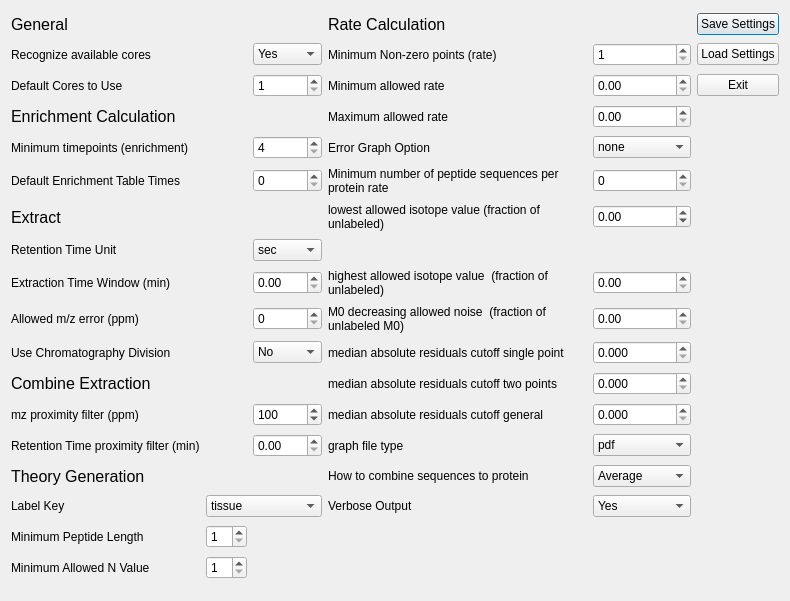
Qt form ui_files/Settings_Menu.ui (JC-Price/DeuteRater-H) before a commit.
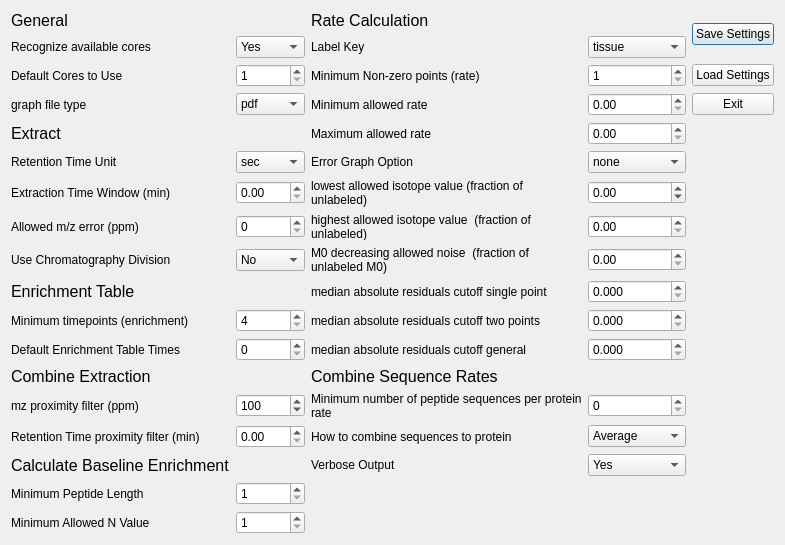
The same form after that commit.

The edit to the form file:
```diff
--- a/ui_files/Settings_Menu.ui
+++ b/ui_files/Settings_Menu.ui
@@ -6,212 +6,55 @@
    <rect>
     <x>0</x>
     <y>0</y>
-    <width>790</width>
-    <height>601</height>
+    <width>785</width>
+    <height>545</height>
    </rect>
   </property>
   <property name="windowTitle">
    <string>Dialog</string>
   </property>
   <layout class="QGridLayout" name="gridLayout">
-   <item row="0" column="0">
-    <widget class="QLabel" name="label_5">
-     <property name="font">
-      <font>
-       <pointsize>12</pointsize>
-      </font>
-     </property>
-     <property name="text">
-      <string>General</string>
-     </property>
-    </widget>
-   </item>
-   <item row="0" column="4">
-    <widget class="QLabel" name="label_4">
-     <property name="font">
-      <font>
-       <pointsize>12</pointsize>
-      </font>
-     </property>
-     <property name="text">
-      <string>Rate Calculation</string>
-     </property>
-    </widget>
-   </item>
-   <item row="0" column="6">
-    <widget class="QPushButton" name="SaveButton">
-     <property name="text">
-      <string>Save Settings</string>
-     </property>
-    </widget>
-   </item>
-   <item row="1" column="0">
-    <widget class="QLabel" name="label_9">
-     <property name="text">
-      <string>Recognize available cores</string>
-     </property>
-    </widget>
-   </item>
-   <item row="1" column="2">
-    <widget class="QComboBox" name="recognize_available_cores">
-     <item>
-      <property name="text">
-       <string>Yes</string>
-      </property>
-     </item>
-     <item>
-      <property name="text">
-       <string>No</string>
-      </property>
-     </item>
-    </widget>
-   </item>
-   <item row="1" column="4">
-    <widget class="QLabel" name="label_26">
-     <property name="text">
-      <string>Minimum Non-zero points (rate)</string>
-     </property>
-     <property name="wordWrap">
-      <bool>true</bool>
-     </property>
-    </widget>
-   </item>
-   <item row="1" column="5">
-    <widget class="QSpinBox" name="minimum_nonzero_points_rate">
+   <item row="19" column="1">
+    <widget class="QSpinBox" name="min_allowed_n_value">
      <property name="minimum">
       <number>1</number>
      </property>
-    </widget>
-   </item>
-   <item row="1" column="6">
-    <widget class="QPushButton" name="LoadButton">
-     <property name="text">
-      <string>Load Settings</string>
+     <property name="maximum">
+      <number>99</number>
      </property>
     </widget>
    </item>
-   <item row="2" column="0">
-    <widget class="QLabel" name="label_18">
+   <item row="19" column="0">
+    <widget class="QLabel" name="label_25">
      <property name="text">
-      <string>Default Cores to Use</string>
+      <string>Minimum Allowed N Value</string>
      </property>
     </widget>
    </item>
-   <item row="2" column="2">
-    <widget class="QSpinBox" name="default_cores">
+   <item row="18" column="1">
+    <widget class="QSpinBox" name="min_AA_length">
      <property name="minimum">
       <number>1</number>
      </property>
      <property name="maximum">
-      <number>60</number>
+      <number>99</number>
      </property>
     </widget>
    </item>
-   <item row="2" column="4">
-    <widget class="QLabel" name="label_29">
+   <item row="17" column="2">
+    <widget class="QLabel" name="label_43">
      <property name="text">
-      <string>Minimum allowed rate</string>
+      <string>Verbose Output</string>
      </property>
      <property name="wordWrap">
       <bool>true</bool>
      </property>
     </widget>
    </item>
-   <item row="2" column="5">
-    <widget class="QDoubleSpinBox" name="min_allowed_rate"/>
+   <item row="16" column="1">
+    <widget class="QDoubleSpinBox" name="rt_prox_filter"/>
    </item>
-   <item row="2" column="6">
-    <widget class="QPushButton" name="ExitButton">
-     <property name="text">
-      <string>Exit</string>
-     </property>
-    </widget>
-   </item>
-   <item row="3" column="0">
-    <widget class="QLabel" name="label_8">
-     <property name="font">
-      <font>
-       <pointsize>12</pointsize>
-      </font>
-     </property>
-     <property name="text">
-      <string>Enrichment Calculation</string>
-     </property>
-    </widget>
-   </item>
-   <item row="3" column="4">
-    <widget class="QLabel" name="label_30">
-     <property name="text">
-      <string>Maximum allowed rate</string>
-     </property>
-     <property name="wordWrap">
-      <bool>true</bool>
-     </property>
-    </widget>
-   </item>
-   <item row="3" column="5">
-    <widget class="QDoubleSpinBox" name="max_allowed_rate"/>
-   </item>
-   <item row="4" column="0" colspan="2">
-    <widget class="QLabel" name="label_28">
-     <property name="text">
-      <string>Minimum timepoints (enrichment)</string>
-     </property>
-     <property name="wordWrap">
-      <bool>true</bool>
-     </property>
-    </widget>
-   </item>
-   <item row="4" column="2">
-    <widget class="QSpinBox" name="min_allowed_timepoints_enrichment">
-     <property name="minimum">
-      <number>4</number>
-     </property>
-    </widget>
-   </item>
-   <item row="4" column="4">
-    <widget class="QLabel" name="label_40">
-     <property name="text">
-      <string>Error Graph Option</string>
-     </property>
-     <property name="wordWrap">
-      <bool>true</bool>
-     </property>
-    </widget>
-   </item>
-   <item row="4" column="5">
-    <widget class="QComboBox" name="error_graph_option">
-     <item>
-      <property name="text">
-       <string>none</string>
-      </property>
-     </item>
-     <item>
-      <property name="text">
-       <string>approximate</string>
-      </property>
-     </item>
-     <item>
-      <property name="text">
-       <string>exact</string>
-      </property>
-     </item>
-    </widget>
-   </item>
-   <item row="5" column="0">
-    <widget class="QLabel" name="label_37">
-     <property name="text">
-      <string>Default Enrichment Table Times</string>
-     </property>
-     <property name="wordWrap">
-      <bool>true</bool>
-     </property>
-    </widget>
-   </item>
-   <item row="5" column="2">
-    <widget class="QSpinBox" name="starting_enrichment_table_timepoints"/>
-   </item>
-   <item row="5" column="4">
+   <item row="15" column="2">
     <widget class="QLabel" name="label_32">
      <property name="text">
       <string>Minimum number of peptide sequences per protein rate</string>
@@ -221,32 +64,97 @@
      </property>
     </widget>
    </item>
-   <item row="5" column="5">
+   <item row="15" column="3">
     <widget class="QSpinBox" name="minimum_sequences_to_combine_for_protein_rate"/>
    </item>
-   <item row="6" column="0">
-    <widget class="QLabel" name="label_6">
+   <item row="17" column="0">
+    <widget class="QLabel" name="label_7">
      <property name="font">
       <font>
        <pointsize>12</pointsize>
       </font>
      </property>
      <property name="text">
-      <string>Extract</string>
+      <string>Calculate Baseline Enrichment</string>
      </property>
     </widget>
    </item>
-   <item row="6" column="4">
-    <widget class="QLabel" name="label_33">
+   <item row="16" column="0">
+    <widget class="QLabel" name="label_31">
      <property name="text">
-      <string>lowest allowed isotope value (fraction of unlabeled)</string>
+      <string>Retention Time proximity filter (min)</string>
+     </property>
+    </widget>
+   </item>
+   <item row="17" column="3">
+    <widget class="QComboBox" name="verbose_output">
+     <item>
+      <property name="text">
+       <string>Yes</string>
+      </property>
+     </item>
+     <item>
+      <property name="text">
+       <string>No</string>
+      </property>
+     </item>
+    </widget>
+   </item>
+   <item row="18" column="0">
+    <widget class="QLabel" name="label_24">
+     <property name="text">
+      <string>Minimum Peptide Length</string>
+     </property>
+    </widget>
+   </item>
+   <item row="16" column="2">
+    <widget class="QLabel" name="label_42">
+     <property name="text">
+      <string>How to combine sequences to protein</string>
      </property>
      <property name="wordWrap">
       <bool>true</bool>
      </property>
     </widget>
    </item>
-   <item row="6" column="5">
+   <item row="16" column="3">
+    <widget class="QComboBox" name="protein_roll_up_type">
+     <item>
+      <property name="text">
+       <string>Average</string>
+      </property>
+     </item>
+     <item>
+      <property name="text">
+       <string>Median</string>
+      </property>
+     </item>
+    </widget>
+   </item>
+   <item row="15" column="1">
+    <widget class="QSpinBox" name="mz_prox_filter">
+     <property name="minimum">
+      <number>1</number>
+     </property>
+     <property name="maximum">
+      <number>1000</number>
+     </property>
+     <property name="singleStep">
+      <number>5</number>
+     </property>
+     <property name="value">
+      <number>100</number>
+     </property>
+    </widget>
+   </item>
+   <item row="15" column="0">
+    <widget class="QLabel" name="label_27">
+     <property name="text">
+      <string>mz proximity filter (ppm)</string>
+     </property>
+    </widget>
+   </item>
+   <item row="8" column="3">
     <widget class="QDoubleSpinBox" name="lowest_allowed_norm_isotope">
      <property name="minimum">
       <double>-1.000000000000000</double>
@@ -259,23 +167,28 @@
      </property>
     </widget>
    </item>
-   <item row="7" column="0">
-    <widget class="QLabel" name="label_19">
-     <property name="text">
-      <string>Retention Time Unit</string>
+   <item row="9" column="1">
+    <widget class="QSpinBox" name="ppm_error">
+     <property name="maximum">
+      <number>100</number>
      </property>
     </widget>
    </item>
-   <item row="7" column="2">
-    <widget class="QComboBox" name="rt_unit">
+   <item row="10" column="1">
+    <widget class="QComboBox" name="use_chromatography_division">
      <item>
       <property name="text">
-       <string>sec</string>
+       <string>No</string>
       </property>
      </item>
      <item>
       <property name="text">
-       <string>min</string>
+       <string>Intrafile</string>
+      </property>
+     </item>
+     <item>
+      <property name="text">
+       <string>Interfile</string>
       </property>
      </item>
     </widget>
@@ -288,9 +201,26 @@
     </widget>
    </item>
    <item row="8" column="2">
+    <widget class="QLabel" name="label_33">
+     <property name="text">
+      <string>lowest allowed isotope value (fraction of unlabeled)</string>
+     </property>
+     <property name="wordWrap">
+      <bool>true</bool>
+     </property>
+    </widget>
+   </item>
+   <item row="9" column="0">
+    <widget class="QLabel" name="label_21">
+     <property name="text">
+      <string>Allowed m/z error (ppm)</string>
+     </property>
+    </widget>
+   </item>
+   <item row="8" column="1">
     <widget class="QDoubleSpinBox" name="time_window"/>
    </item>
-   <item row="8" column="4">
+   <item row="9" column="2">
     <widget class="QLabel" name="label_34">
      <property name="text">
       <string>highest allowed isotope value  (fraction of unlabeled)</string>
@@ -300,7 +230,7 @@
      </property>
     </widget>
    </item>
-   <item row="8" column="5">
+   <item row="9" column="3">
     <widget class="QDoubleSpinBox" name="highest_allowed_norm_isotope">
      <property name="minimum">
       <double>0.000000000000000</double>
@@ -313,43 +243,6 @@
      </property>
     </widget>
    </item>
-   <item row="9" column="0">
-    <widget class="QLabel" name="label_21">
-     <property name="text">
-      <string>Allowed m/z error (ppm)</string>
-     </property>
-    </widget>
-   </item>
-   <item row="9" column="2">
-    <widget class="QSpinBox" name="ppm_error">
-     <property name="maximum">
-      <number>100</number>
-     </property>
-    </widget>
-   </item>
-   <item row="9" column="4">
-    <widget class="QLabel" name="label_35">
-     <property name="text">
-      <string>M0 decreasing allowed noise  (fraction of unlabeled M0)</string>
-     </property>
-     <property name="wordWrap">
-      <bool>true</bool>
-     </property>
-    </widget>
-   </item>
-   <item row="9" column="5">
-    <widget class="QDoubleSpinBox" name="m0_decreasing_allowed_noise">
-     <property name="minimum">
-      <double>0.000000000000000</double>
-     </property>
-     <property name="maximum">
-      <double>0.500000000000000</double>
-     </property>
-     <property name="singleStep">
-      <double>0.010000000000000</double>
-     </property>
-    </widget>
-   </item>
    <item row="10" column="0">
     <widget class="QLabel" name="label_22">
      <property name="acceptDrops">
@@ -366,26 +259,65 @@
      </property>
     </widget>
    </item>
-   <item row="10" column="2">
-    <widget class="QComboBox" name="use_chromatography_division">
-     <item>
-      <property name="text">
-       <string>No</string>
-      </property>
-     </item>
-     <item>
-      <property name="text">
-       <string>Intrafile</string>
-      </property>
-     </item>
-     <item>
-      <property name="text">
-       <string>Interfile</string>
-      </property>
-     </item>
+   <item row="0" column="0">
+    <widget class="QLabel" name="label_5">
+     <property name="font">
+      <font>
+       <pointsize>12</pointsize>
+      </font>
+     </property>
+     <property name="text">
+      <string>General</string>
+     </property>
     </widget>
    </item>
-   <item row="10" column="4">
+   <item row="0" column="4" rowspan="2">
+    <widget class="QPushButton" name="SaveButton">
+     <property name="text">
+      <string>Save Settings</string>
+     </property>
+    </widget>
+   </item>
+   <item row="2" column="4">
+    <widget class="QPushButton" name="LoadButton">
+     <property name="text">
+      <string>Load Settings</string>
+     </property>
+    </widget>
+   </item>
+   <item row="0" column="2">
+    <widget class="QLabel" name="label_4">
+     <property name="font">
+      <font>
+       <pointsize>12</pointsize>
+      </font>
+     </property>
+     <property name="text">
+      <string>Rate Calculation</string>
+     </property>
+    </widget>
+   </item>
+   <item row="4" column="4">
+    <widget class="QPushButton" name="ExitButton">
+     <property name="text">
+      <string>Exit</string>
+     </property>
+    </widget>
+   </item>
+   <item row="10" column="3">
+    <widget class="QDoubleSpinBox" name="m0_decreasing_allowed_noise">
+     <property name="minimum">
+      <double>0.000000000000000</double>
+     </property>
+     <property name="maximum">
+      <double>0.500000000000000</double>
+     </property>
+     <property name="singleStep">
+      <double>0.010000000000000</double>
+     </property>
+    </widget>
+   </item>
+   <item row="11" column="2">
     <widget class="QLabel" name="label_36">
      <property name="text">
       <string>median absolute residuals cutoff single point</string>
@@ -395,14 +327,100 @@
      </property>
     </widget>
    </item>
-   <item row="10" column="5">
-    <widget class="QDoubleSpinBox" name="median_absolute_residuals_cutoff_value_single_point">
-     <property name="decimals">
-      <number>3</number>
+   <item row="12" column="0">
+    <widget class="QLabel" name="label_28">
+     <property name="text">
+      <string>Minimum timepoints (enrichment)</string>
+     </property>
+     <property name="wordWrap">
+      <bool>true</bool>
+     </property>
+    </widget>
+   </item>
+   <item row="12" column="2">
+    <widget class="QLabel" name="label_38">
+     <property name="text">
+      <string>median absolute residuals cutoff two points</string>
+     </property>
+     <property name="wordWrap">
+      <bool>true</bool>
+     </property>
+    </widget>
+   </item>
+   <item row="10" column="2">
+    <widget class="QLabel" name="label_35">
+     <property name="text">
+      <string>M0 decreasing allowed noise  (fraction of unlabeled M0)</string>
+     </property>
+     <property name="wordWrap">
+      <bool>true</bool>
      </property>
     </widget>
    </item>
    <item row="11" column="0">
+    <widget class="QLabel" name="label_8">
+     <property name="font">
+      <font>
+       <pointsize>12</pointsize>
+      </font>
+     </property>
+     <property name="text">
+      <string>Enrichment Table</string>
+     </property>
+    </widget>
+   </item>
+   <item row="12" column="1">
+    <widget class="QSpinBox" name="min_allowed_timepoints_enrichment">
+     <property name="minimum">
+      <number>4</number>
+     </property>
+    </widget>
+   </item>
+   <item row="13" column="2">
+    <widget class="QLabel" name="label_39">
+     <property name="text">
+      <string>median absolute residuals cutoff general</string>
+     </property>
+     <property name="wordWrap">
+      <bool>true</bool>
+     </property>
+    </widget>
+   </item>
+   <item row="13" column="0">
+    <widget class="QLabel" name="label_37">
+     <property name="text">
+      <string>Default Enrichment Table Times</string>
+     </property>
+     <property name="wordWrap">
+      <bool>true</bool>
+     </property>
+    </widget>
+   </item>
+   <item row="11" column="3">
+    <widget class="QDoubleSpinBox" name="median_absolute_residuals_cutoff_value_single_point">
+     <property name="decimals">
+      <number>3</number>
+     </property>
+    </widget>
+   </item>
+   <item row="13" column="3">
+    <widget class="QDoubleSpinBox" name="median_absolute_residuals_cutoff_value_general">
+     <property name="decimals">
+      <number>3</number>
+     </property>
+    </widget>
+   </item>
+   <item row="12" column="3">
+    <widget class="QDoubleSpinBox" name="median_absolute_residuals_cutoff_value_two_points">
+     <property name="decimals">
+      <number>3</number>
+     </property>
+    </widget>
+   </item>
+   <item row="13" column="1">
+    <widget class="QSpinBox" name="starting_enrichment_table_timepoints"/>
+   </item>
+   <item row="14" column="0">
     <widget class="QLabel" name="label_10">
      <property name="sizePolicy">
       <sizepolicy hsizetype="Preferred" vsizetype="Minimum">
@@ -420,55 +438,150 @@
      </property>
     </widget>
    </item>
-   <item row="11" column="4">
-    <widget class="QLabel" name="label_38">
+   <item row="14" column="2" colspan="2">
+    <widget class="QLabel" name="label_11">
+     <property name="font">
+      <font>
+       <pointsize>12</pointsize>
+      </font>
+     </property>
      <property name="text">
-      <string>median absolute residuals cutoff two points</string>
+      <string>Combine Sequence Rates</string>
      </property>
+    </widget>
+   </item>
+   <item row="1" column="0">
+    <widget class="QLabel" name="label_9">
+     <property name="text">
+      <string>Recognize available cores</string>
+     </property>
+    </widget>
+   </item>
+   <item row="1" column="1">
+    <widget class="QComboBox" name="recognize_available_cores">
+     <item>
+      <property name="text">
+       <string>Yes</string>
+      </property>
+     </item>
+     <item>
+      <property name="text">
+       <string>No</string>
+      </property>
+     </item>
+    </widget>
+   </item>
+   <item row="1" column="2">
+    <widget class="QLabel" name="label_23">
+     <property name="text">
+      <string>Label Key</string>
+     </property>
+    </widget>
+   </item>
+   <item row="1" column="3">
+    <widget class="QComboBox" name="label_key">
+     <item>
+      <property name="text">
+       <string>tissue</string>
+      </property>
+     </item>
+     <item>
+      <property name="text">
+       <string>cell culture</string>
+      </property>
+     </item>
+    </widget>
+   </item>
+   <item row="2" column="2">
+    <widget class="QLabel" name="label_26">
+     <property name="text">
+      <string>Minimum Non-zero points (rate)</string>
+     </property>
      <property name="wordWrap">
       <bool>true</bool>
      </property>
     </widget>
    </item>
-   <item row="11" column="5">
-    <widget class="QDoubleSpinBox" name="median_absolute_residuals_cutoff_value_two_points">
-     <property name="decimals">
-      <number>3</number>
+   <item row="2" column="3">
+    <widget class="QSpinBox" name="minimum_nonzero_points_rate">
+     <property name="minimum">
+      <number>1</number>
      </property>
     </widget>
    </item>
-   <item row="12" column="0">
-    <widget class="QLabel" name="label_27">
+   <item row="4" column="2">
+    <widget class="QLabel" name="label_29">
      <property name="text">
-      <string>mz proximity filter (ppm)</string>
+      <string>Minimum allowed rate</string>
      </property>
+     <property name="wordWrap">
+      <bool>true</bool>
+     </property>
     </widget>
    </item>
-   <item row="12" column="4">
-    <widget class="QLabel" name="label_39">
+   <item row="4" column="3">
+    <widget class="QDoubleSpinBox" name="min_allowed_rate"/>
+   </item>
+   <item row="5" column="2">
+    <widget class="QLabel" name="label_30">
      <property name="text">
-      <string>median absolute residuals cutoff general</string>
+      <string>Maximum allowed rate</string>
      </property>
      <property name="wordWrap">
       <bool>true</bool>
      </property>
     </widget>
    </item>
-   <item row="12" column="5">
-    <widget class="QDoubleSpinBox" name="median_absolute_residuals_cutoff_value_general">
-     <property name="decimals">
-      <number>3</number>
+   <item row="5" column="3">
+    <widget class="QDoubleSpinBox" name="max_allowed_rate"/>
+   </item>
+   <item row="6" column="3">
+    <widget class="QComboBox" name="error_graph_option">
+     <item>
+      <property name="text">
+       <string>none</string>
+      </property>
+     </item>
+     <item>
+      <property name="text">
+       <string>approximate</string>
+      </property>
+     </item>
+     <item>
+      <property name="text">
+       <string>exact</string>
+      </property>
+     </item>
+    </widget>
+   </item>
+   <item row="6" column="2">
+    <widget class="QLabel" name="label_40">
+     <property name="text">
+      <string>Error Graph Option</string>
      </property>
+     <property name="wordWrap">
+      <bool>true</bool>
+     </property>
     </widget>
    </item>
-   <item row="13" column="0">
-    <widget class="QLabel" name="label_31">
+   <item row="2" column="0">
+    <widget class="QLabel" name="label_18">
      <property name="text">
-      <string>Retention Time proximity filter (min)</string>
+      <string>Default Cores to Use</string>
      </property>
     </widget>
    </item>
-   <item row="13" column="4">
+   <item row="2" column="1">
+    <widget class="QSpinBox" name="default_cores">
+     <property name="minimum">
+      <number>1</number>
+     </property>
+     <property name="maximum">
+      <number>60</number>
+     </property>
+    </widget>
+   </item>
+   <item row="4" column="0">
     <widget class="QLabel" name="label_41">
      <property name="text">
       <string>graph file type</string>
@@ -478,7 +591,7 @@
      </property>
     </widget>
    </item>
-   <item row="13" column="5">
+   <item row="4" column="1">
     <widget class="QComboBox" name="graph_file_type">
      <item>
       <property name="text">
@@ -497,140 +610,39 @@
      </item>
     </widget>
    </item>
-   <item row="14" column="0">
-    <widget class="QLabel" name="label_7">
+   <item row="5" column="0">
+    <widget class="QLabel" name="label_6">
      <property name="font">
       <font>
        <pointsize>12</pointsize>
       </font>
      </property>
      <property name="text">
-      <string>Theory Generation</string>
+      <string>Extract</string>
      </property>
     </widget>
    </item>
-   <item row="14" column="4">
-    <widget class="QLabel" name="label_42">
-     <property name="text">
-      <string>How to combine sequences to protein</string>
-     </property>
-     <property name="wordWrap">
-      <bool>true</bool>
-     </property>
-    </widget>
-   </item>
-   <item row="14" column="5">
-    <widget class="QComboBox" name="protein_roll_up_type">
+   <item row="6" column="1">
+    <widget class="QComboBox" name="rt_unit">
      <item>
       <property name="text">
-       <string>Average</string>
+       <string>sec</string>
       </property>
      </item>
      <item>
       <property name="text">
-       <string>Median</string>
+       <string>min</string>
       </property>
      </item>
     </widget>
    </item>
-   <item row="15" column="0">
-    <widget class="QLabel" name="label_23">
+   <item row="6" column="0">
+    <widget class="QLabel" name="label_19">
      <property name="text">
-      <string>Label Key</string>
+      <string>Retention Time Unit</string>
      </property>
     </widget>
    </item>
-   <item row="15" column="1" colspan="2">
-    <widget class="QComboBox" name="label_key">
-     <item>
-      <property name="text">
-       <string>tissue</string>
-      </property>
-     </item>
-     <item>
-      <property name="text">
-       <string>cell culture</string>
-      </property>
-     </item>
-    </widget>
-   </item>
-   <item row="15" column="4">
-    <widget class="QLabel" name="label_43">
-     <property name="text">
-      <string>Verbose Output</string>
-     </property>
-     <property name="wordWrap">
-      <bool>true</bool>
-     </property>
-    </widget>
-   </item>
-   <item row="15" column="5">
-    <widget class="QComboBox" name="verbose_output">
-     <item>
-      <property name="text">
-       <string>Yes</string>
-      </property>
-     </item>
-     <item>
-      <property name="text">
-       <string>No</string>
-      </property>
-     </item>
-    </widget>
-   </item>
-   <item row="16" column="0">
-    <widget class="QLabel" name="label_24">
-     <property name="text">
-      <string>Minimum Peptide Length</string>
-     </property>
-    </widget>
-   </item>
-   <item row="16" column="1">
-    <widget class="QSpinBox" name="min_AA_length">
-     <property name="minimum">
-      <number>1</number>
-     </property>
-     <property name="maximum">
-      <number>99</number>
-     </property>
-    </widget>
-   </item>
-   <item row="17" column="0">
-    <widget class="QLabel" name="label_25">
-     <property name="text">
-      <string>Minimum Allowed N Value</string>
-     </property>
-    </widget>
-   </item>
-   <item row="17" column="1">
-    <widget class="QSpinBox" name="min_allowed_n_value">
-     <property name="minimum">
-      <number>1</number>
-     </property>
-     <property name="maximum">
-      <number>99</number>
-     </property>
-    </widget>
-   </item>
-   <item row="12" column="2">
-    <widget class="QSpinBox" name="mz_prox_filter">
-     <property name="minimum">
-      <number>1</number>
-     </property>
-     <property name="maximum">
-      <number>1000</number>
-     </property>
-     <property name="singleStep">
-      <number>5</number>
-     </property>
-     <property name="value">
-      <number>100</number>
-     </property>
-    </widget>
-   </item>
-   <item row="13" column="2">
-    <widget class="QDoubleSpinBox" name="rt_prox_filter"/>
-   </item>
   </layout>
  </widget>
  <resources/>
```
